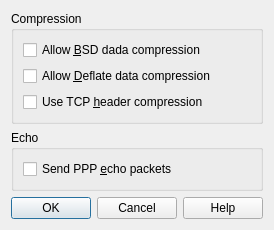
Old version of the form src/dialogs/AdvancedSettingsDialog.ui in the repository wejaeger/l2tp-ipsec-vpn.
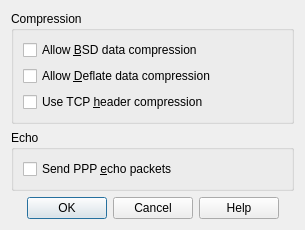
New version of the form. Icons and pictures are not drawn.

Diff of the .ui file:
```diff
--- a/src/dialogs/AdvancedSettingsDialog.ui
+++ b/src/dialogs/AdvancedSettingsDialog.ui
@@ -6,7 +6,7 @@
    <rect>
     <x>0</x>
     <y>0</y>
-    <width>260</width>
+    <width>305</width>
     <height>221</height>
    </rect>
   </property>
@@ -27,7 +27,7 @@
       <item>
        <widget class="QCheckBox" name="m_pAllowBSDCompressionCheckBox">
         <property name="text">
-         <string>Allow &amp;BSD dada compression</string>
+         <string>Allow &amp;BSD data compression</string>
         </property>
        </widget>
       </item>
@@ -72,6 +72,9 @@
      <property name="standardButtons">
       <set>QDialogButtonBox::Cancel|QDialogButtonBox::Help|QDialogButtonBox::Ok</set>
      </property>
+     <property name="centerButtons">
+      <bool>true</bool>
+     </property>
     </widget>
    </item>
   </layout>
```
